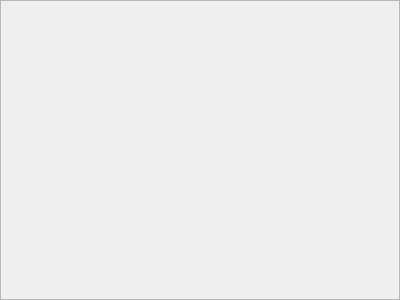
Qt form readyanswers.ui (mariia-smirnova/Questionnaire) before a commit.
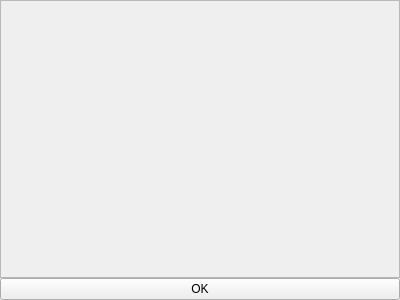
The same form after that commit.

```diff
--- a/readyanswers.ui
+++ b/readyanswers.ui
@@ -43,7 +43,7 @@
         <x>0</x>
         <y>0</y>
         <width>398</width>
-        <height>298</height>
+        <height>274</height>
        </rect>
       </property>
       <layout class="QVBoxLayout" name="verticalLayout_2">
@@ -54,6 +54,13 @@
      </widget>
     </widget>
    </item>
+   <item>
+    <widget class="QPushButton" name="pushButton">
+     <property name="text">
+      <string>OK</string>
+     </property>
+    </widget>
+   </item>
   </layout>
  </widget>
  <resources/>
```
